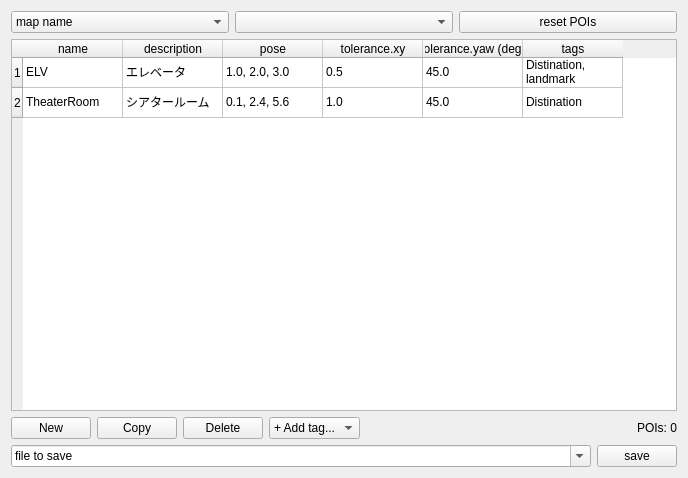
Old version of the form mapoi_rviz_plugins/src/ui/poi_editor.ui in the repository shimz-robotics/mapoi.
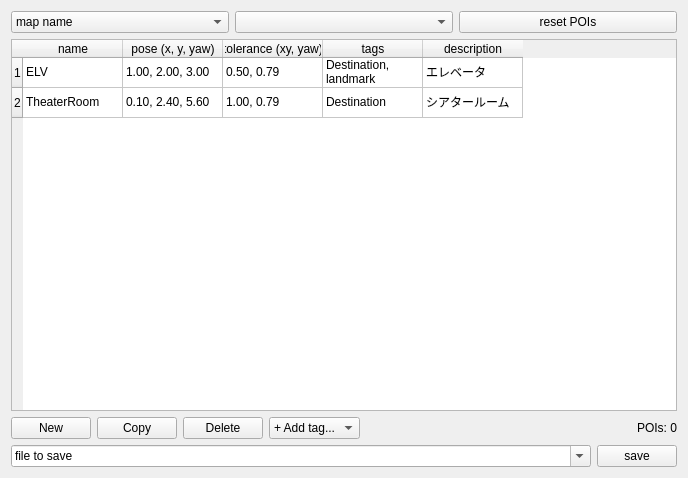
New version of the form.

Commit message: feat(rviz): POI Editor の column 再編 + tolerance.yaw rad 表示 + description 末尾化 (#158) (#159)

```diff
--- a/mapoi_rviz_plugins/src/ui/poi_editor.ui
+++ b/mapoi_rviz_plugins/src/ui/poi_editor.ui
@@ -62,7 +62,7 @@
       <number>2</number>
      </property>
      <property name="columnCount">
-      <number>6</number>
+      <number>5</number>
      </property>
      <row>
       <property name="text">
@@ -81,22 +81,12 @@
      </column>
      <column>
       <property name="text">
-       <string>description</string>
+       <string>pose (x, y, yaw)</string>
       </property>
      </column>
      <column>
       <property name="text">
-       <string>pose</string>
-      </property>
-     </column>
-     <column>
-      <property name="text">
-       <string>tolerance.xy</string>
-      </property>
-     </column>
-     <column>
-      <property name="text">
-       <string>tolerance.yaw (deg)</string>
+       <string>tolerance (xy, yaw)</string>
       </property>
      </column>
      <column>
@@ -104,6 +94,11 @@
        <string>tags</string>
       </property>
      </column>
+     <column>
+      <property name="text">
+       <string>description</string>
+      </property>
+     </column>
      <item row="0" column="0">
       <property name="text">
        <string>ELV</string>
@@ -111,27 +106,22 @@
      </item>
      <item row="0" column="1">
       <property name="text">
-       <string>エレベータ</string>
+       <string>1.00, 2.00, 3.00</string>
       </property>
      </item>
      <item row="0" column="2">
       <property name="text">
-       <string>1.0, 2.0, 3.0</string>
+       <string>0.50, 0.79</string>
       </property>
      </item>
      <item row="0" column="3">
       <property name="text">
-       <string>0.5</string>
+       <string>Destination, landmark</string>
       </property>
      </item>
      <item row="0" column="4">
       <property name="text">
-       <string>45.0</string>
-      </property>
-     </item>
-     <item row="0" column="5">
-      <property name="text">
-       <string>Distination, landmark</string>
+       <string>エレベータ</string>
       </property>
      </item>
      <item row="1" column="0">
@@ -141,27 +131,22 @@
      </item>
      <item row="1" column="1">
       <property name="text">
-       <string>シアタールーム</string>
+       <string>0.10, 2.40, 5.60</string>
       </property>
      </item>
      <item row="1" column="2">
       <property name="text">
-       <string>0.1, 2.4, 5.6</string>
+       <string>1.00, 0.79</string>
       </property>
      </item>
      <item row="1" column="3">
       <property name="text">
-       <string>1.0</string>
+       <string>Destination</string>
       </property>
      </item>
      <item row="1" column="4">
       <property name="text">
-       <string>45.0</string>
-      </property>
-     </item>
-     <item row="1" column="5">
-      <property name="text">
-       <string>Distination</string>
+       <string>シアタールーム</string>
       </property>
      </item>
     </widget>
```
The commit also changes 7 other files.
